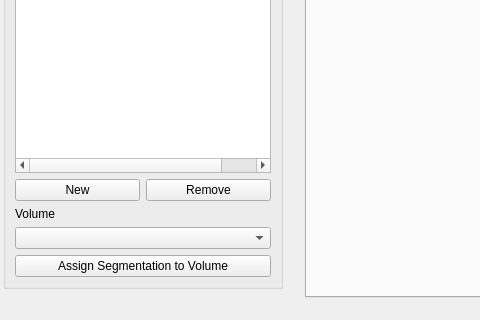
Before: the Qt Designer form volume-cartographer/apps/VC/VCMain.ui in SuperOptimizer/villa, drawn with Qt 5; both pictures show x 0 to 480 and y 540 to 860 of the 1200 by 860 pixel window.
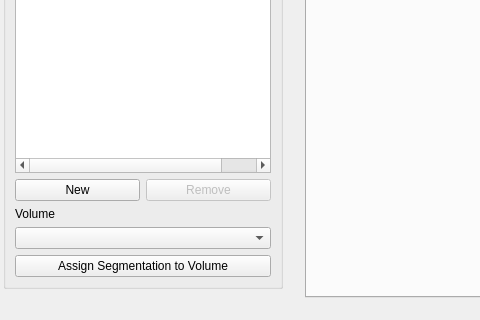
After: the same form once the commit is applied. Icons and pictures are not drawn.

Commit message: catch annotation loading exception and inform user

What changed in the file:
```diff
--- a/volume-cartographer/apps/VC/VCMain.ui
+++ b/volume-cartographer/apps/VC/VCMain.ui
@@ -365,6 +365,9 @@
             </item>
             <item>
              <widget class="QPushButton" name="btnRemovePath">
+              <property name="enabled">
+               <bool>false</bool>
+              </property>
               <property name="minimumSize">
                <size>
                 <width>20</width>
```
The commit also changes 2 other files.
